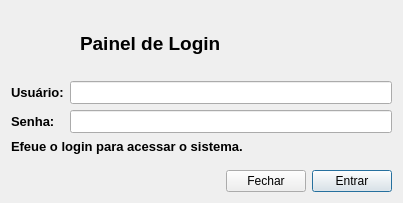
Above: c++/omarket/omarket/logindialog.ui from optimus-informatica/omarket-qt before the change. Below: the same form after it.
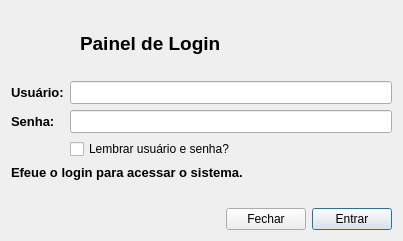
That is the form after the change. Icons and pictures are not drawn.

The edit to the form file:
```diff
--- a/c++/omarket/omarket/logindialog.ui
+++ b/c++/omarket/omarket/logindialog.ui
@@ -10,7 +10,7 @@
     <x>0</x>
     <y>0</y>
     <width>403</width>
-    <height>203</height>
+    <height>241</height>
    </rect>
   </property>
   <property name="windowTitle">
@@ -104,6 +104,20 @@
        </property>
       </widget>
      </item>
+     <item row="2" column="0">
+      <widget class="QLabel" name="label_5">
+       <property name="text">
+        <string/>
+       </property>
+      </widget>
+     </item>
+     <item row="2" column="1">
+      <widget class="QCheckBox" name="issave">
+       <property name="text">
+        <string>Lembrar usuário e senha?</string>
+       </property>
+      </widget>
+     </item>
     </layout>
    </item>
    <item row="3" column="1">
```
Left out of the diff: 17 changed lines with no effect on the pictures.
